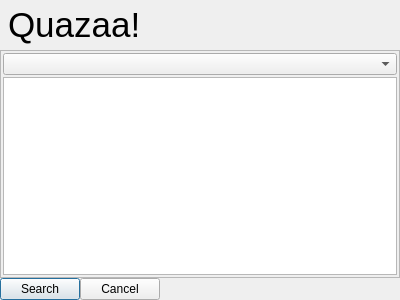
Qt form Quazaa/UI/dialoglibrarysearch.ui (c3c/quazaa) before a commit.
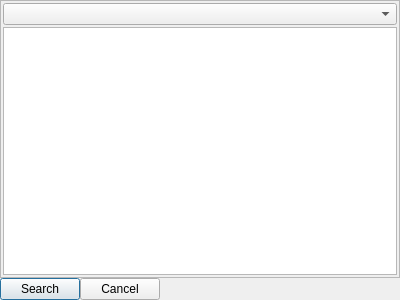
The same form after that commit. Icons and pictures are not drawn.

```diff
--- a/Quazaa/UI/dialoglibrarysearch.ui
+++ b/Quazaa/UI/dialoglibrarysearch.ui
@@ -39,67 +39,7 @@
    <property name="spacing">
     <number>0</number>
    </property>
-   <item row="0" column="0">
-    <widget class="QFrame" name="frameCommonHeader">
-     <property name="minimumSize">
-      <size>
-       <width>0</width>
-       <height>50</height>
-      </size>
-     </property>
-     <property name="maximumSize">
-      <size>
-       <width>16777215</width>
-       <height>50</height>
-      </size>
-     </property>
-     <property name="frameShape">
-      <enum>QFrame::NoFrame</enum>
-     </property>
-     <property name="frameShadow">
-      <enum>QFrame::Raised</enum>
-     </property>
-     <layout class="QGridLayout" name="gridLayout_24">
-      <property name="margin">
-       <number>1</number>
-      </property>
-      <property name="spacing">
-       <number>0</number>
-      </property>
-      <item row="0" column="0">
-       <widget class="QLabel" name="labelLogo">
-        <property name="styleSheet">
-         <string notr="true">background-color: transparent;</string>
-        </property>
-        <property name="text">
-         <string/>
-        </property>
-        <property name="pixmap">
-         <pixmap resource="../Resource.qrc">:/Resource/Quazaa48.png</pixmap>
-        </property>
-       </widget>
-      </item>
-      <item row="0" column="1">
-       <widget class="QLabel" name="labelHeaderText">
-        <property name="sizePolicy">
-         <sizepolicy hsizetype="MinimumExpanding" vsizetype="Preferred">
-          <horstretch>0</horstretch>
-          <verstretch>0</verstretch>
-         </sizepolicy>
-        </property>
-        <property name="text">
-         <string notr="true">&lt;!DOCTYPE HTML PUBLIC &quot;-//W3C//DTD HTML 4.0//EN&quot; &quot;http://www.w3.org/TR/REC-html40/strict.dtd&quot;&gt;
-&lt;html&gt;&lt;head&gt;&lt;meta name=&quot;qrichtext&quot; content=&quot;1&quot; /&gt;&lt;style type=&quot;text/css&quot;&gt;
-p, li { white-space: pre-wrap; }
-&lt;/style&gt;&lt;/head&gt;&lt;body style=&quot; font-family:'MS Shell Dlg 2'; font-size:8.25pt; font-weight:400; font-style:normal;&quot;&gt;
-&lt;p style=&quot; margin-top:0px; margin-bottom:0px; margin-left:0px; margin-right:0px; -qt-block-indent:0; text-indent:0px;&quot;&gt;&lt;span style=&quot; font-size:26pt;&quot;&gt;Quazaa!&lt;/span&gt;&lt;/p&gt;&lt;/body&gt;&lt;/html&gt;</string>
-        </property>
-       </widget>
-      </item>
-     </layout>
-    </widget>
-   </item>
-   <item row="3" column="0">
+   <item row="2" column="0">
     <layout class="QGridLayout" name="gridLayout">
      <item row="0" column="0">
       <widget class="QPushButton" name="pushButtonSearch">
@@ -130,7 +70,7 @@
      </item>
     </layout>
    </item>
-   <item row="1" column="0">
+   <item row="0" column="0">
     <widget class="QFrame" name="frameLibrarySearch">
      <property name="frameShape">
       <enum>QFrame::StyledPanel</enum>
```
